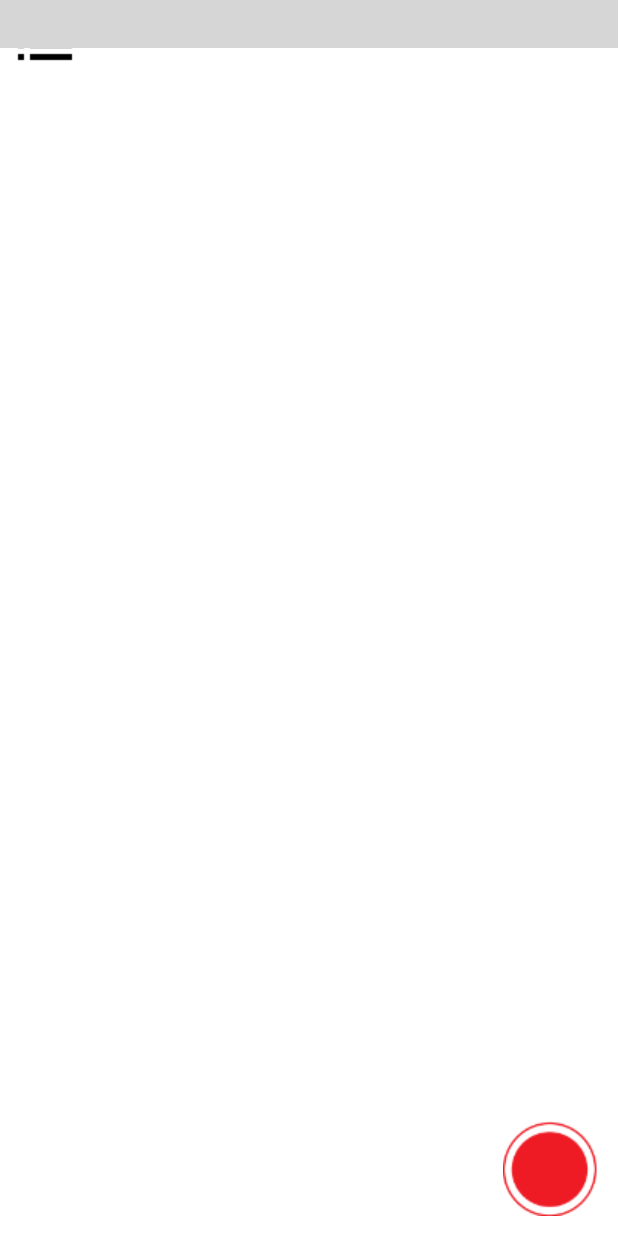
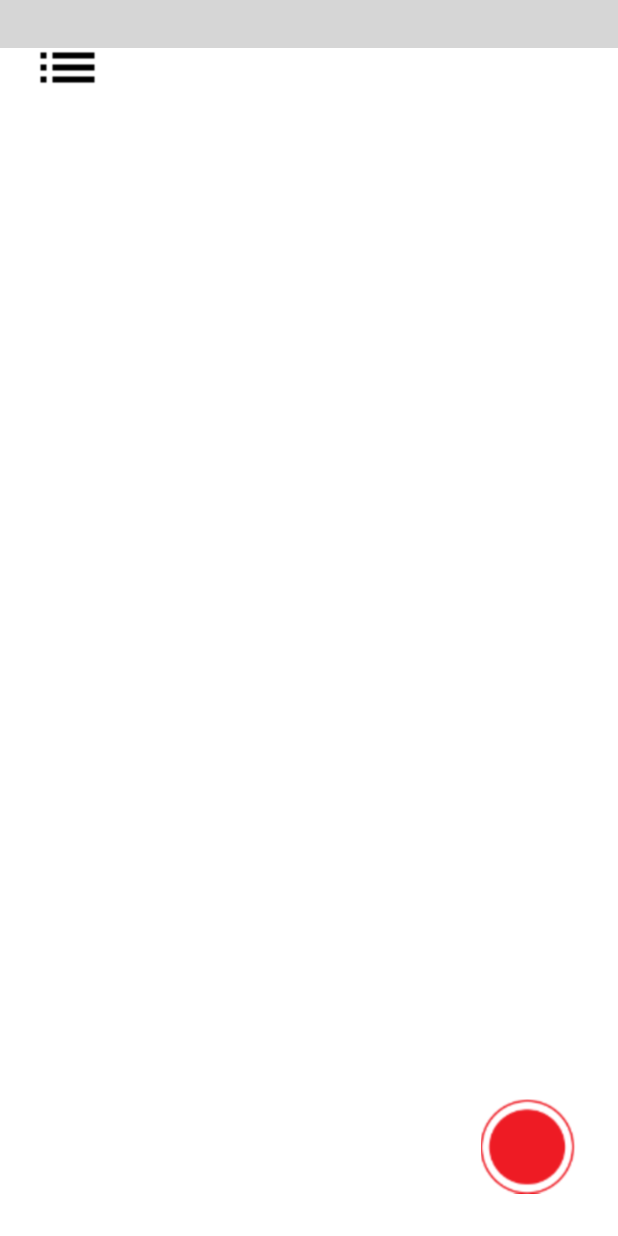
Before and after one commit to RaphaelNeubert/I5_GPS_Tracks, an Android app: the MainActivity screen opened directly, with no data from a screen before it, on a phone screen of 412 x 824 dp. Run offline under Robolectric (Android 15) with nearby library versions, the phone set to English and light mode, and no system bars; libraries missing offline, so code that uses them is left out: org.osmdroid.api, org.osmdroid.config, org.osmdroid.events, org.osmdroid.tileprovider, org.osmdroid.util and 1 more; plain views replace MapView; pictures from the network do not load; 14 statements that could not run were skipped; grey boxes are pictures that could not be loaded.

Commit message:
all Strings in strings.xml, add english and vietnamese as default language of the phone

```diff
--- a/src/GPS-Tracks/app/src/main/res/layout/activity_listing_tracks.xml
+++ b/src/GPS-Tracks/app/src/main/res/layout/activity_listing_tracks.xml
@@ -18,7 +18,7 @@
             android:layout_height="wrap_content"
             android:background="@null"
             android:backgroundTint="@color/cardview_light_background"
-            android:text="Back"
+            android:text="@string/back"
             android:textColor="@color/black"
             tools:layout_editor_absoluteX="14dp"
             tools:layout_editor_absoluteY="21dp" />
@@ -29,7 +29,7 @@
             android:layout_width="wrap_content"
             android:layout_height="wrap_content"
             android:background="#00E91E63"
-            android:text="Sync"
+            android:text="@string/sync"
             android:textColor="#000000"
             app:icon="@color/white" />
 
--- a/src/GPS-Tracks/app/src/main/res/layout/activity_main.xml
+++ b/src/GPS-Tracks/app/src/main/res/layout/activity_main.xml
@@ -21,9 +21,14 @@
         android:layout_height="wrap_content"
         android:layout_alignParentLeft="true"
         android:layout_alignParentBottom="true"
-        app:srcCompat="@drawable/osm_ic_center_map"
+        android:layout_marginStart="20px"
+        android:layout_marginTop="20px"
+        android:layout_marginEnd="20px"
+        android:layout_marginBottom="20px"
         android:background="@null"
-        android:layout_margin="20px" />
+        android:translationX="15dp"
+        android:translationY="-15dp"
+        app:srcCompat="@drawable/osm_ic_center_map" />
 
     <ImageButton
         android:id="@+id/record"
@@ -37,6 +42,8 @@
         android:layout_marginBottom="20px"
         android:background="@null"
         android:onClick="toggleRecording"
+        android:translationX="-15dp"
+        android:translationY="-15dp"
         android:visibility="visible"
         app:srcCompat="@drawable/recording_change" />
 
@@ -44,14 +51,16 @@
         android:id="@+id/deselect"
         android:layout_width="wrap_content"
         android:layout_height="wrap_content"
+        android:layout_alignParentTop="true"
         android:layout_alignParentRight="true"
-        android:layout_alignParentTop="true"
         android:layout_marginStart="20px"
         android:layout_marginTop="20px"
         android:layout_marginEnd="20px"
         android:layout_marginBottom="20px"
         android:background="@null"
         android:onClick="deselect"
+        android:translationX="-15dp"
+        android:translationY="15dp"
         android:visibility="invisible"
         app:srcCompat="@drawable/deselect" />
 
@@ -61,6 +70,8 @@
         android:layout_height="60dp"
         android:background="@null"
         android:onClick="openListTracks"
+        android:translationX="15dp"
+        android:translationY="15dp"
         app:layout_constraintHorizontal_bias="0.612"
         app:layout_constraintLeft_toLeftOf="parent"
         app:layout_constraintStart_toStartOf="parent"
--- a/src/GPS-Tracks/app/src/main/res/menu/popup_menu_example.xml
+++ b/src/GPS-Tracks/app/src/main/res/menu/popup_menu_example.xml
@@ -13,8 +13,8 @@
         android:id = "@+id/contRec"
         android:title = "@string/contRec"/>
     <item
-        android:id = "@+id/rename"
-        android:title = "Track umbenennen"/>
+        android:id="@+id/rename"
+        android:title="@string/rename" />
     <item
         android:id = "@+id/delete"
         android:title = "@string/delete"/>
```
Also changed, not shown: src/GPS-Tracks/app/src/main/java/com/example/gps_tracks/ListingTracks.java (+47 -2 lines), src/GPS-Tracks/app/src/main/res/layout/rename_track.xml (+4 -4 lines), src/GPS-Tracks/app/src/main/res/layout/save_track.xml (+6 -7 lines), src/GPS-Tracks/app/src/main/res/values/strings.xml (+12 -1 lines).
